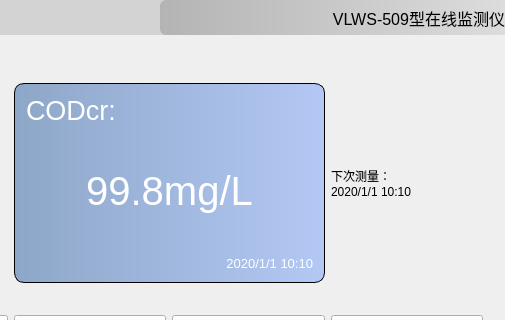
Above: qfmain.ui from DREAM251/WaterMonitoring before the change; both pictures show x 295 to 800 and y 0 to 320 of the 800 by 490 pixel window. Below: the same form after it.
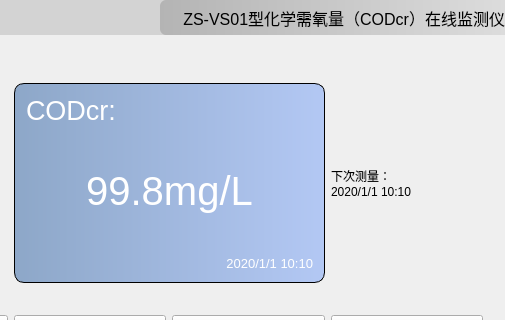
That is the form after the change. Icons and pictures are not drawn.

```diff
--- a/qfmain.ui
+++ b/qfmain.ui
@@ -17,7 +17,7 @@
    <string notr="true">/*#QFMain{background: rgba(79,149,229,255);}*/
 #QFMain{background: gray;}
 
-QTabBar::tab{height:30px;color: black;background: rgb(200, 200, 200);min-width:90px;max-width:90px;}
+QTabBar::tab{min-height:45px;color: black;background: rgb(200, 200, 200);min-width:120px;}
 QTabBar::tab:selected{background: white;}
 QTabBar::scroller{width:60;}
 QTabWidget{background:rgba(255,255,255,255);border:none;}
@@ -76,7 +76,7 @@
          </font>
         </property>
         <property name="text">
-         <string>VLWS-509型在线监测仪</string>
+         <string>ZS-VS01型化学需氧量（CODcr）在线监测仪</string>
         </property>
         <property name="alignment">
          <set>Qt::AlignRight|Qt::AlignTrailing|Qt::AlignVCenter</set>
```
Left out of the diff: 5 changed lines with no effect on the pictures.
